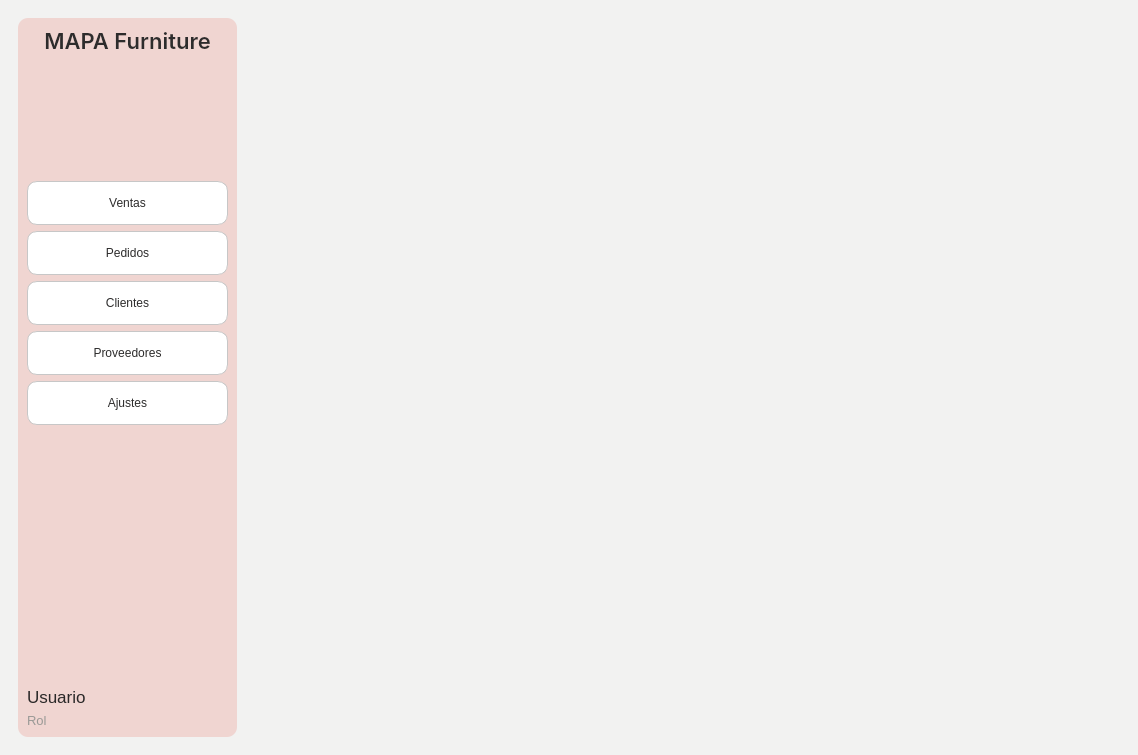
Before: the Qt Designer form Proyecto/Interfaces/Ui/Ventana_principal.ui in EdCenten0/MAPA-Python, drawn with Qt 5.
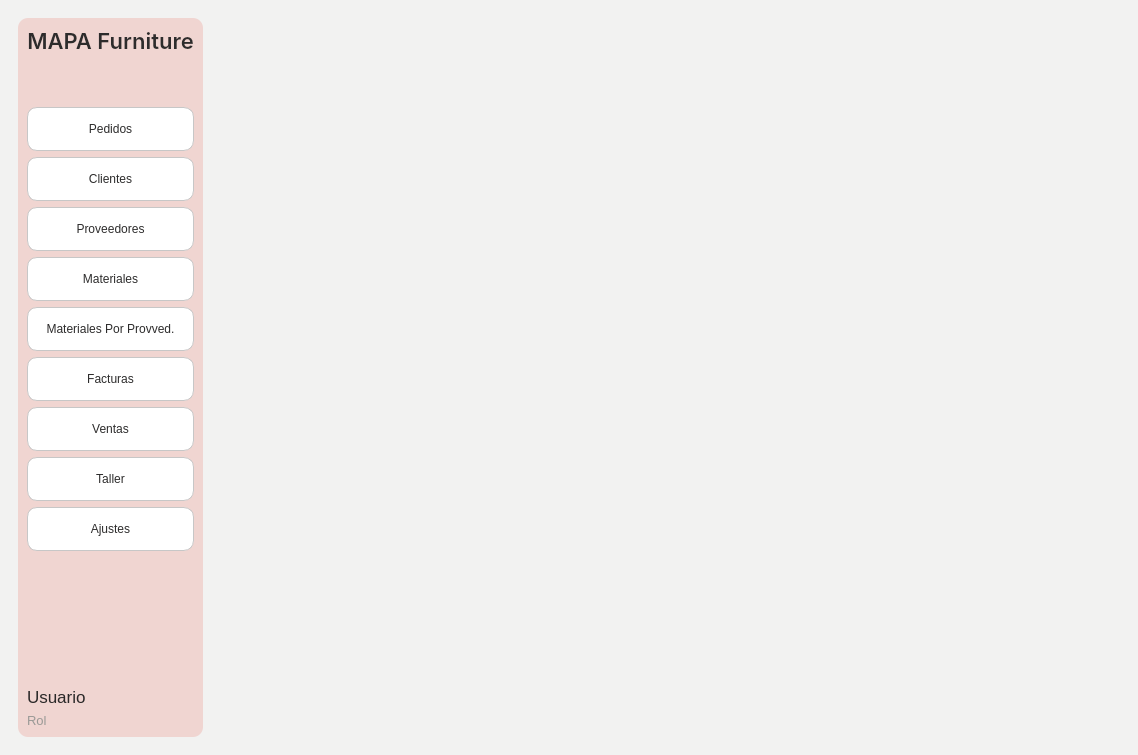
After: the same form once the commit is applied. Icons and pictures are not drawn.

Diff of the .ui file:
```diff
--- a/Proyecto/Interfaces/Ui/Ventana_principal.ui
+++ b/Proyecto/Interfaces/Ui/Ventana_principal.ui
@@ -38,7 +38,25 @@
       </property>
       <layout class="QGridLayout" name="gridLayout_3">
        <item row="0" column="0">
-        <layout class="QGridLayout" name="gridLayout" columnstretch="1,4">
+        <layout class="QGridLayout" name="gridLayout" columnstretch="1,5">
+         <item row="0" column="1">
+          <widget class="QFrame" name="frame_3">
+           <property name="frameShape">
+            <enum>QFrame::StyledPanel</enum>
+           </property>
+           <property name="frameShadow">
+            <enum>QFrame::Raised</enum>
+           </property>
+           <property name="lineWidth">
+            <number>1</number>
+           </property>
+           <layout class="QGridLayout" name="gridLayout_4">
+            <item row="0" column="0">
+             <layout class="QVBoxLayout" name="ly_contenedor"/>
+            </item>
+           </layout>
+          </widget>
+         </item>
          <item row="0" column="0">
           <widget class="QFrame" name="frame_2">
            <property name="styleSheet">
@@ -52,9 +70,7 @@
            <property name="frameShadow">
             <enum>QFrame::Raised</enum>
            </property>
-           <layout class="QVBoxLayout" name="verticalLayout_3">
-            <item>
-             <layout class="QVBoxLayout" name="verticalLayout_2">
+           <layout class="QVBoxLayout" name="verticalLayout">
               <item>
                <widget class="QLabel" name="label">
                 <property name="maximumSize">
@@ -119,60 +135,12 @@
                 </property>
                 <property name="sizeHint" stdset="0">
                  <size>
-                  <width>20</width>
-                  <height>100</height>
+                <width>12</width>
+                <height>26</height>
                  </size>
                 </property>
                </spacer>
               </item>
-              <item>
-               <widget class="QPushButton" name="bt_ventas">
-                <property name="enabled">
-                 <bool>true</bool>
-                </property>
-                <property name="minimumSize">
-                 <size>
-                  <width>44</width>
-                  <height>44</height>
-                 </size>
-                </property>
-                <property name="sizeIncrement">
-                 <size>
-                  <width>0</width>
-                  <height>0</height>
-                 </size>
-                </property>
-                <property name="cursor">
-                 <cursorShape>PointingHandCursor</cursorShape>
-                </property>
-                <property name="styleSheet">
-                 <string notr="true">QPushButton{
-		background-color: rgb(255, 255, 255);	
-		border:1px solid #c7c7c7;
-
-}
-
-QPushButton:hover{
-		background-color:#c7c7c7;
-		border:1px solid rgb(255,255,255);
-}
-
-</string>
-                </property>
-                <property name="text">
-                 <string>Ventas</string>
-                </property>
-                <property name="iconSize">
-                 <size>
-                  <width>19</width>
-                  <height>19</height>
-                 </size>
-                </property>
-                <property name="flat">
-                 <bool>false</bool>
-                </property>
-               </widget>
-              </item>
               <item>
                <widget class="QPushButton" name="bt_vista_previa_pedidos">
                 <property name="minimumSize">
@@ -260,6 +228,246 @@
                 </property>
                </widget>
               </item>
+            <item>
+             <widget class="QPushButton" name="bt_materiales">
+              <property name="enabled">
+               <bool>true</bool>
+              </property>
+              <property name="minimumSize">
+               <size>
+                <width>44</width>
+                <height>44</height>
+               </size>
+              </property>
+              <property name="sizeIncrement">
+               <size>
+                <width>0</width>
+                <height>0</height>
+               </size>
+              </property>
+              <property name="cursor">
+               <cursorShape>PointingHandCursor</cursorShape>
+              </property>
+              <property name="styleSheet">
+               <string notr="true">QPushButton{
+		background-color: rgb(255, 255, 255);	
+		border:1px solid #c7c7c7;
+
+}
+
+QPushButton:hover{
+		background-color:#c7c7c7;
+		border:1px solid rgb(255,255,255);
+}
+
+</string>
+              </property>
+              <property name="text">
+               <string>Materiales</string>
+              </property>
+              <property name="iconSize">
+               <size>
+                <width>19</width>
+                <height>19</height>
+               </size>
+              </property>
+              <property name="flat">
+               <bool>false</bool>
+              </property>
+             </widget>
+            </item>
+            <item>
+             <widget class="QPushButton" name="bt_materiales_por_proveedor">
+              <property name="enabled">
+               <bool>true</bool>
+              </property>
+              <property name="minimumSize">
+               <size>
+                <width>44</width>
+                <height>44</height>
+               </size>
+              </property>
+              <property name="sizeIncrement">
+               <size>
+                <width>0</width>
+                <height>0</height>
+               </size>
+              </property>
+              <property name="cursor">
+               <cursorShape>PointingHandCursor</cursorShape>
+              </property>
+              <property name="styleSheet">
+               <string notr="true">QPushButton{
+		background-color: rgb(255, 255, 255);	
+		border:1px solid #c7c7c7;
+
+}
+
+QPushButton:hover{
+		background-color:#c7c7c7;
+		border:1px solid rgb(255,255,255);
+}
+
+</string>
+              </property>
+              <property name="text">
+               <string>Materiales Por Provved.</string>
+              </property>
+              <property name="iconSize">
+               <size>
+                <width>19</width>
+                <height>19</height>
+               </size>
+              </property>
+              <property name="flat">
+               <bool>false</bool>
+              </property>
+             </widget>
+            </item>
+            <item>
+             <widget class="QPushButton" name="bt_facturas">
+              <property name="enabled">
+               <bool>true</bool>
+              </property>
+              <property name="minimumSize">
+               <size>
+                <width>44</width>
+                <height>44</height>
+               </size>
+              </property>
+              <property name="sizeIncrement">
+               <size>
+                <width>0</width>
+                <height>0</height>
+               </size>
+              </property>
+              <property name="cursor">
+               <cursorShape>PointingHandCursor</cursorShape>
+              </property>
+              <property name="styleSheet">
+               <string notr="true">QPushButton{
+		background-color: rgb(255, 255, 255);	
+		border:1px solid #c7c7c7;
+
+}
+
+QPushButton:hover{
+		background-color:#c7c7c7;
+		border:1px solid rgb(255,255,255);
+}
+
+</string>
+              </property>
+              <property name="text">
+               <string>Facturas</string>
+              </property>
+              <property name="iconSize">
+               <size>
+                <width>19</width>
+                <height>19</height>
+               </size>
+              </property>
+              <property name="flat">
+               <bool>false</bool>
+              </property>
+             </widget>
+            </item>
+            <item>
+             <widget class="QPushButton" name="bt_ventas">
+              <property name="enabled">
+               <bool>true</bool>
+              </property>
+              <property name="minimumSize">
+               <size>
+                <width>44</width>
+                <height>44</height>
+               </size>
+              </property>
+              <property name="sizeIncrement">
+               <size>
+                <width>0</width>
+                <height>0</height>
+               </size>
+              </property>
+              <property name="cursor">
+               <cursorShape>PointingHandCursor</cursorShape>
+              </property>
+              <property name="styleSheet">
+               <string notr="true">QPushButton{
+		background-color: rgb(255, 255, 255);	
+		border:1px solid #c7c7c7;
+
+}
+
+QPushButton:hover{
+		background-color:#c7c7c7;
+		border:1px solid rgb(255,255,255);
+}
+
+</string>
+              </property>
+              <property name="text">
+               <string>Ventas</string>
+              </property>
+              <property name="iconSize">
+               <size>
+                <width>19</width>
+                <height>19</height>
+               </size>
+              </property>
+              <property name="flat">
+               <bool>false</bool>
+              </property>
+             </widget>
+            </item>
+            <item>
+             <widget class="QPushButton" name="bt_taller">
+              <property name="enabled">
+               <bool>true</bool>
+              </property>
+              <property name="minimumSize">
+               <size>
+                <width>44</width>
+                <height>44</height>
+               </size>
+              </property>
+              <property name="sizeIncrement">
+               <size>
+                <width>0</width>
+                <height>0</height>
+               </size>
+              </property>
+              <property name="cursor">
+               <cursorShape>PointingHandCursor</cursorShape>
+              </property>
+              <property name="styleSheet">
+               <string notr="true">QPushButton{
+		background-color: rgb(255, 255, 255);	
+		border:1px solid #c7c7c7;
+
+}
+
+QPushButton:hover{
+		background-color:#c7c7c7;
+		border:1px solid rgb(255,255,255);
+}
+
+</string>
+              </property>
+              <property name="text">
+               <string>Taller</string>
+              </property>
+              <property name="iconSize">
+               <size>
+                <width>19</width>
+                <height>19</height>
+               </size>
+              </property>
+              <property name="flat">
+               <bool>false</bool>
+              </property>
+             </widget>
+            </item>
               <item>
                <widget class="QPushButton" name="bt_ajustes">
                 <property name="minimumSize">
@@ -297,7 +505,7 @@
                 <property name="sizeHint" stdset="0">
                  <size>
                   <width>20</width>
-                  <height>40</height>
+                <height>48</height>
                  </size>
                 </property>
                </spacer>
@@ -327,26 +535,6 @@
                  <string>Rol</string>
                 </property>
                </widget>
-              </item>
-             </layout>
-            </item>
-           </layout>
-          </widget>
-         </item>
-         <item row="0" column="1">
-          <widget class="QFrame" name="frame_3">
-           <property name="frameShape">
-            <enum>QFrame::StyledPanel</enum>
-           </property>
-           <property name="frameShadow">
-            <enum>QFrame::Raised</enum>
-           </property>
-           <property name="lineWidth">
-            <number>1</number>
-           </property>
-           <layout class="QGridLayout" name="gridLayout_4">
-            <item row="0" column="0">
-             <layout class="QVBoxLayout" name="ly_contenedor"/>
             </item>
            </layout>
           </widget>
```
Lines whose indentation alone changed are shown as unchanged.
